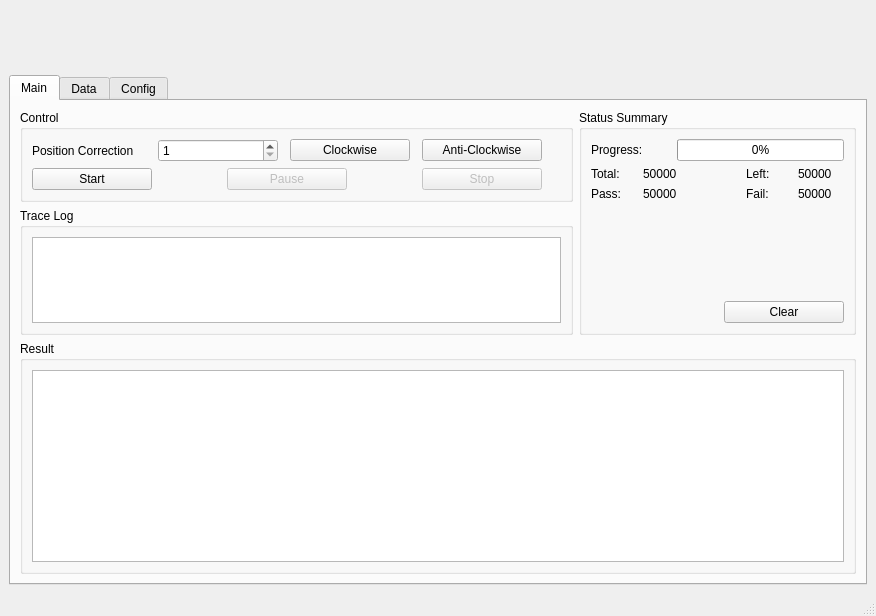
Above: ui/mainwindow.ui from hmj6639/dz before the change. Below: the same form after it.
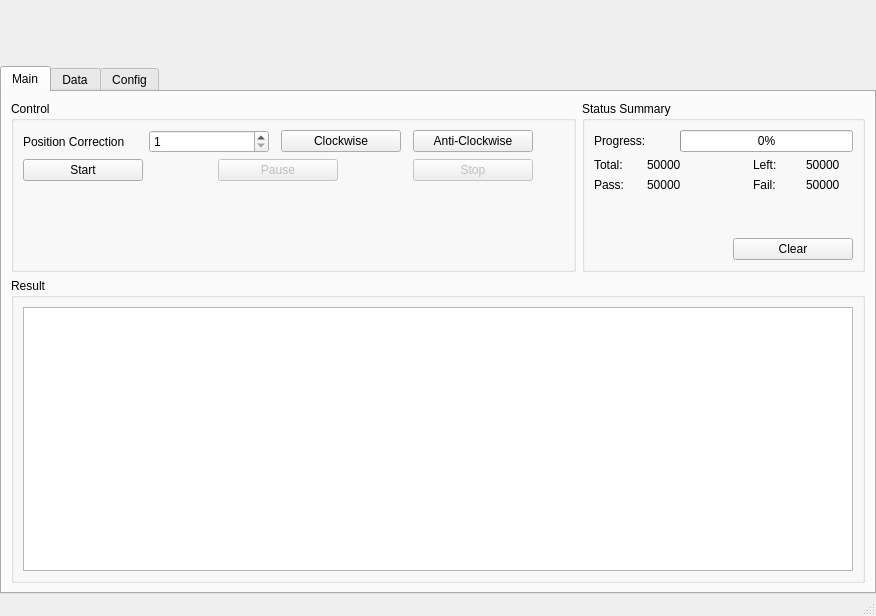
That is the form after the change. Icons and pictures are not drawn.

What changed in the file:
```diff
--- a/ui/mainwindow.ui
+++ b/ui/mainwindow.ui
@@ -13,8 +13,23 @@
   <property name="windowTitle">
    <string>Delphi Auto Test System</string>
   </property>
+  <property name="styleSheet">
+   <string notr="true"/>
+  </property>
   <widget class="QWidget" name="centralwidget">
    <layout class="QGridLayout" name="gridLayout_7">
+    <property name="leftMargin">
+     <number>0</number>
+    </property>
+    <property name="topMargin">
+     <number>0</number>
+    </property>
+    <property name="rightMargin">
+     <number>0</number>
+    </property>
+    <property name="bottomMargin">
+     <number>0</number>
+    </property>
     <item row="0" column="0">
      <widget class="QWidget" name="widget_title" native="true">
       <property name="sizePolicy">
@@ -137,57 +152,35 @@
        <attribute name="title">
         <string>Main</string>
        </attribute>
-       <layout class="QGridLayout" name="gridLayout_4" rowstretch="1,0" columnstretch="2,1">
+       <layout class="QGridLayout" name="gridLayout_4" rowstretch="0,1" columnstretch="2,1">
         <item row="0" column="0">
-         <layout class="QVBoxLayout" name="verticalLayout_2" stretch="1,0">
+         <layout class="QVBoxLayout" name="verticalLayout_2" stretch="1">
           <item>
            <widget class="QGroupBox" name="groupBox_3">
             <property name="title">
              <string>Control</string>
             </property>
+            <property name="alignment">
+             <set>Qt::AlignLeading|Qt::AlignLeft|Qt::AlignTop</set>
+            </property>
             <layout class="QGridLayout" name="gridLayout_3">
              <property name="verticalSpacing">
               <number>6</number>
              </property>
-             <item row="0" column="5">
-              <widget class="QPushButton" name="Go">
-               <property name="minimumSize">
-                <size>
-                 <width>120</width>
-                 <height>0</height>
-                </size>
+             <item row="0" column="6" rowspan="2">
+              <spacer name="horizontalSpacer_8">
+               <property name="orientation">
+                <enum>Qt::Horizontal</enum>
                </property>
-               <property name="maximumSize">
+               <property name="sizeHint" stdset="0">
                 <size>
-                 <width>16777215</width>
-                 <height>16777215</height>
+                 <width>40</width>
+                 <height>20</height>
                 </size>
                </property>
-               <property name="text">
-                <string>Anti-Clockwise</string>
-               </property>
-              </widget>
+              </spacer>
              </item>
-             <item row="0" column="3">
-              <widget class="QPushButton" name="btnAdClockwise">
-               <property name="minimumSize">
-                <size>
-                 <width>120</width>
-                 <height>0</height>
-                </size>
-               </property>
-               <property name="maximumSize">
-                <size>
-                 <width>16777215</width>
-                 <height>16777215</height>
-                </size>
-               </property>
-               <property name="text">
-                <string>Clockwise</string>
-               </property>
-              </widget>
-             </item>
-             <item row="2" column="0" colspan="6">
+             <item row="1" column="0" colspan="6">
               <layout class="QHBoxLayout" name="horizontalLayout_4">
                <item>
                 <widget class="QPushButton" name="start">
@@ -336,57 +329,70 @@
                </property>
               </widget>
              </item>
-             <item row="0" column="6">
-              <spacer name="horizontalSpacer_10">
-               <property name="orientation">
-                <enum>Qt::Horizontal</enum>
-               </property>
-               <property name="sizeHint" stdset="0">
-                <size>
-                 <width>40</width>
-                 <height>20</height>
-                </size>
-               </property>
-              </spacer>
-             </item>
-             <item row="2" column="6">
-              <spacer name="horizontalSpacer_8">
-               <property name="orientation">
-                <enum>Qt::Horizontal</enum>
-               </property>
-               <property name="sizeHint" stdset="0">
-                <size>
-                 <width>40</width>
-                 <height>20</height>
-                </size>
-               </property>
-              </spacer>
-             </item>
-            </layout>
-           </widget>
-          </item>
-          <item>
-           <widget class="QGroupBox" name="groupBox_6">
-            <property name="sizePolicy">
-             <sizepolicy hsizetype="Preferred" vsizetype="Expanding">
-              <horstretch>0</horstretch>
-              <verstretch>0</verstretch>
-             </sizepolicy>
-            </property>
-            <property name="title">
-             <string>Trace Log</string>
-            </property>
-            <layout class="QGridLayout" name="gridLayout_6">
              <item row="0" column="0">
-              <widget class="QPlainTextEdit" name="stepLog">
+              <widget class="QLabel" name="label_6">
                <property name="minimumSize">
                 <size>
-                 <width>0</width>
-                 <height>60</height>
+                 <width>120</width>
+                 <height>0</height>
                 </size>
                </property>
               </widget>
              </item>
+             <item row="0" column="5">
+              <widget class="QPushButton" name="Go">
+               <property name="minimumSize">
+                <size>
+                 <width>120</width>
+                 <height>0</height>
+                </size>
+               </property>
+               <property name="maximumSize">
+                <size>
+                 <width>16777215</width>
+                 <height>16777215</height>
+                </size>
+               </property>
+               <property name="text">
+                <string>Anti-Clockwise</string>
+               </property>
+              </widget>
+             </item>
+             <item row="0" column="3">
+              <widget class="QPushButton" name="btnAdClockwise">
+               <property name="minimumSize">
+                <size>
+                 <width>120</width>
+                 <height>0</height>
+                </size>
+               </property>
+               <property name="maximumSize">
+                <size>
+                 <width>16777215</width>
+                 <height>16777215</height>
+                </size>
+               </property>
+               <property name="text">
+                <string>Clockwise</string>
+               </property>
+              </widget>
+             </item>
+             <item row="2" column="0">
+              <spacer name="verticalSpacer_3">
+               <property name="orientation">
+                <enum>Qt::Vertical</enum>
+               </property>
+               <property name="sizeType">
+                <enum>QSizePolicy::Expanding</enum>
+               </property>
+               <property name="sizeHint" stdset="0">
+                <size>
+                 <width>20</width>
+                 <height>40</height>
+                </size>
+               </property>
+              </spacer>
+             </item>
             </layout>
            </widget>
           </item>
@@ -570,6 +576,9 @@
              <property name="orientation">
               <enum>Qt::Vertical</enum>
              </property>
+             <property name="sizeType">
+              <enum>QSizePolicy::Expanding</enum>
+             </property>
              <property name="sizeHint" stdset="0">
               <size>
                <width>20</width>
@@ -613,6 +622,12 @@
         </item>
         <item row="1" column="0" colspan="2">
          <widget class="QGroupBox" name="groupBox_4">
+          <property name="sizePolicy">
+           <sizepolicy hsizetype="Preferred" vsizetype="Expanding">
+            <horstretch>0</horstretch>
+            <verstretch>0</verstretch>
+           </sizepolicy>
+          </property>
           <property name="title">
            <string>Result</string>
           </property>
```
Left out of the diff: 22 changed lines with no effect on the pictures.
